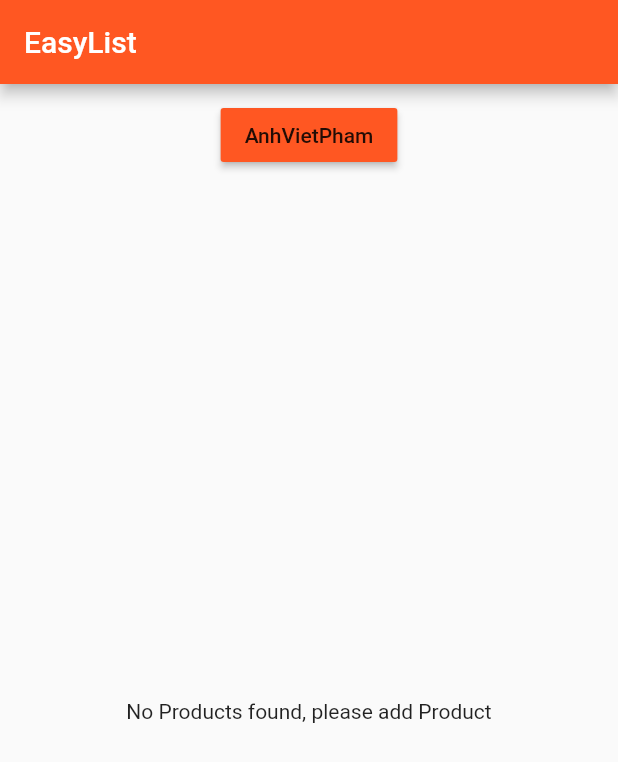
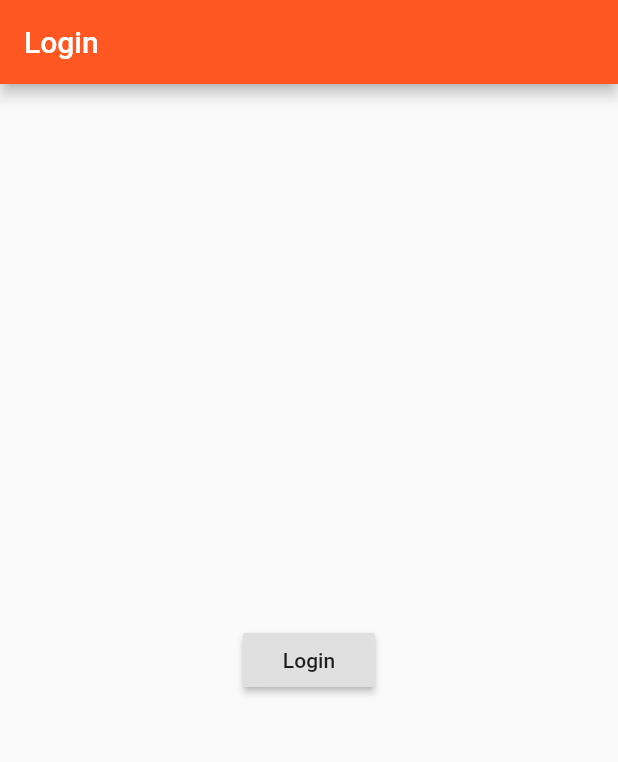
Before and after one commit to AnhVietPham/Learning_Flutter, a Flutter app: the screen it shows after launch, on a phone screen of 412 x 824 dp. Shown: the top 762 px of the screen. Run offline on Flutter 3.47's test engine with Material 2 defaults, Android fonts, the phone set to English and light mode, and no system bars.

Commit message:
Learning Flutter : Navigation lecture 74

```diff
--- a/lib/main.dart
+++ b/lib/main.dart
@@ -1,5 +1,5 @@
 import 'package:flutter/material.dart';
-import './pages/home.dart';
+import './pages/auth.dart';
 
 void main() => runApp(MyApp());
 
@@ -8,7 +8,7 @@ class MyApp extends StatelessWidget {
   Widget build(BuildContext context) {
     return MaterialApp(
       theme: ThemeData(primarySwatch: Colors.deepOrange),
-      home: HomePage(),
+      home: AuthPage(),
     );
   }
 }
--- /dev/null
+++ b/lib/pages/auth.dart
@@ -0,0 +1,25 @@
+import 'package:flutter/material.dart';
+import './products.dart';
+
+class AuthPage extends StatelessWidget {
+  @override
+  Widget build(BuildContext context) {
+    return Scaffold(
+      appBar: AppBar(
+        title: Text("Login"),
+      ),
+      body: Center(
+        child: RaisedButton(
+          child: Text('Login'),
+          onPressed: () {
+            Navigator.pushReplacement(
+              context,
+              MaterialPageRoute(
+                  builder: (BuildContext context) => ProductsPage()),
+            );
+          },
+        ),
+      ),
+    );
+  }
+}
--- a/lib/pages/home.dart
+++ /dev/null
@@ -1,14 +0,0 @@
-import 'package:flutter/material.dart';
-import '../product_manager.dart';
-
-class HomePage extends StatelessWidget {
-  @override
-  Widget build(BuildContext context) {
-    return Scaffold(
-      appBar: AppBar(
-        title: Text("EasyList"),
-      ),
-      body: ProductManager(),
-    );
-  }
-}
```
Also changed, not shown: lib/pages/products.dart (added, +28 -0 lines).
